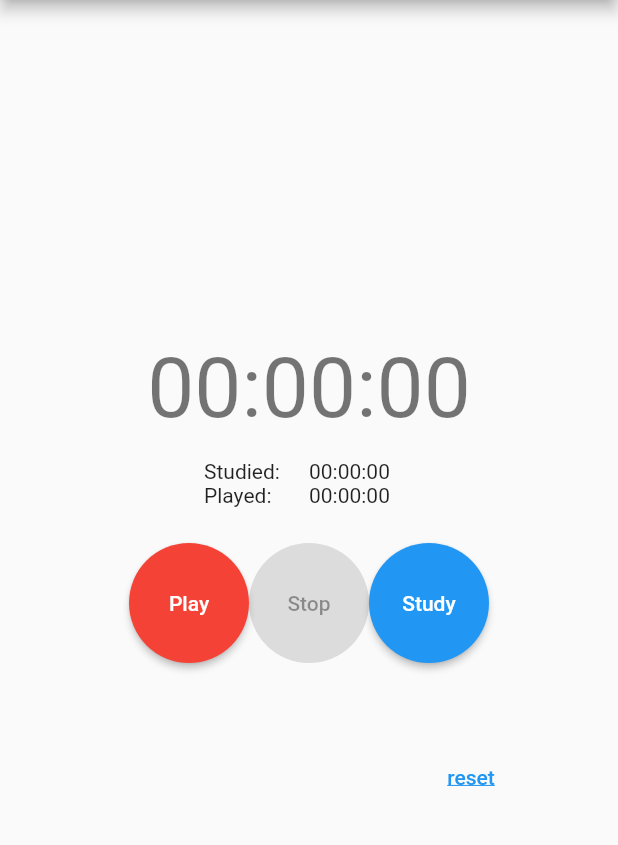
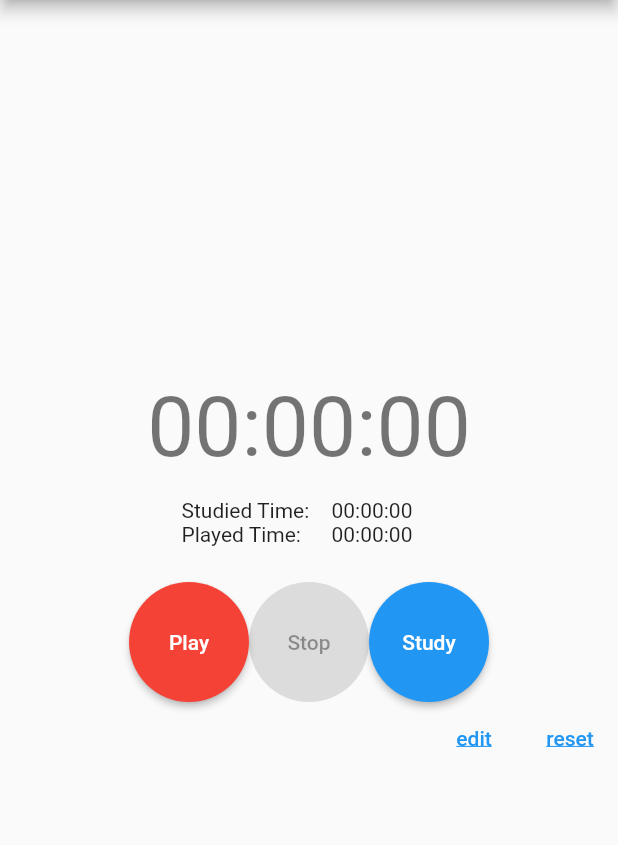
Before and after one commit to rinoguchi/study_timer, a Flutter app: the screen it shows after launch, on a phone screen of 412 x 824 dp, the part 84-929 px from its top. Run offline on Flutter 3.47's test engine with Material 2 defaults, Android fonts, the phone set to English and light mode, and no system bars; our stand-ins replace flutter_local_notifications, timezone; missing offline and left inert: flutter_picker, flutter_ringtone_player.

Commit message:
時間を直接編集できる画面を追加

```diff
--- a/lib/main.dart
+++ b/lib/main.dart
@@ -7,6 +7,8 @@ import 'package:flutter_ringtone_player/flutter_ringtone_player.dart';
 import 'package:intl/intl.dart';
 import 'package:timezone/data/latest.dart' as tz;
 import 'package:timezone/timezone.dart' as tz;
+
+import 'edit.dart';
 
 void main() async {
   _setupTimeZone();
@@ -126,6 +128,7 @@ class _TimerPageState extends State<TimerPage> with WidgetsBindingObserver {
     _differenceTime = DateTime.utc(0, 0, 0);
     _timerMode = null;
     _isTimerStarted = false;
+    _isTimerPaused = false;
   }
 
   /// タイマーを開始する
@@ -241,6 +244,20 @@ class _TimerPageState extends State<TimerPage> with WidgetsBindingObserver {
         });
   }
 
+  /// 手作業で時間を変更する
+  void _editTime() async {
+    final result = await Navigator.push(
+      context,
+      MaterialPageRoute(builder: (context) => EditPage(_studyTime, _playTime)),
+    );
+    if (result == null) return;
+    setState(() {
+      _studyTime = result['studyTime'];
+      _playTime = result['playTime'];
+      _differenceTime = DateTime.utc(0, 0, 0).add(_studyTime.difference(_playTime));
+    });
+  }
+
   @override
   Widget build(BuildContext context) {
     // setStateが呼ばれる度に実行される
@@ -252,12 +269,11 @@ class _TimerPageState extends State<TimerPage> with WidgetsBindingObserver {
       ),
       body: Center(
         // 一つの子を持ち、中央に配置するレイアウト用のwidget
-          child: SizedBox(
-            width: 280,
         child: Column(
             // 複数の子を持ち、縦方向に並べるwidget
             // Flutter DevToolsを開いて、Debug Printを有効にすると各Widgetの骨組みを確認できる
             mainAxisAlignment: MainAxisAlignment.center, // 主軸（縦軸）方向に中央寄せ
+            crossAxisAlignment: CrossAxisAlignment.center,
             children: <Widget>[
               Container(
                   width: double.infinity,
@@ -273,15 +289,15 @@ class _TimerPageState extends State<TimerPage> with WidgetsBindingObserver {
                 height: 60,
                 alignment: Alignment.center,
                 child: Table(columnWidths: {
-                      0: FixedColumnWidth(70),
+                  0: FixedColumnWidth(100),
                   1: FixedColumnWidth(70),
                 }, children: [
                   TableRow(children: [
-                        Text("Studied:", style: Theme.of(context).textTheme.bodyText2, textAlign: TextAlign.start),
+                    Text("Studied Time:", style: Theme.of(context).textTheme.bodyText2, textAlign: TextAlign.start),
                     Text(DateFormat.Hms().format(_studyTime), style: Theme.of(context).textTheme.bodyText2, textAlign: TextAlign.start),
                   ]),
                   TableRow(children: [
-                        Text("Played:", style: Theme.of(context).textTheme.bodyText2, textAlign: TextAlign.start),
+                    Text("Played Time:", style: Theme.of(context).textTheme.bodyText2, textAlign: TextAlign.start),
                     Text(DateFormat.Hms().format(_playTime), style: Theme.of(context).textTheme.bodyText2, textAlign: TextAlign.start),
                   ])
                 ]),
@@ -331,18 +347,26 @@ class _TimerPageState extends State<TimerPage> with WidgetsBindingObserver {
               ),
               Container(
                   width: double.infinity,
-                      height: 100,
                   alignment: Alignment.bottomRight,
-                      child: TextButton(
+                  child: Row(mainAxisAlignment: MainAxisAlignment.end, crossAxisAlignment: CrossAxisAlignment.end, children: [
+                    TextButton(
+                      child: Text(
+                        'edit',
+                        style: TextStyle(decoration: TextDecoration.underline),
+                      ),
+                      onPressed: _isTimerStarted ? null : _editTime,
+                    ),
+                    TextButton(
                       child: Text(
                         'reset',
                         style: TextStyle(decoration: TextDecoration.underline),
                       ),
                       onPressed: _showResetDialog,
-                      )),
+                    ),
+                  ])),
             ]),
       ),
-        ));
+    );
   }
 }
 
```
Also changed, not shown: lib/edit.dart (added, +137 -0 lines). Lines whose indentation alone changed are shown as unchanged.
